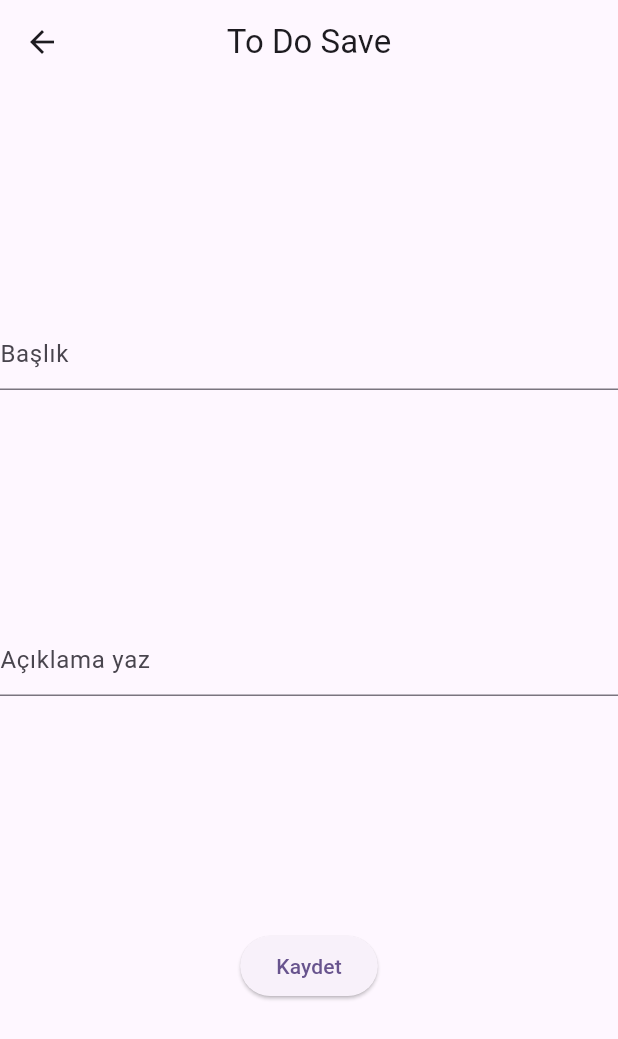
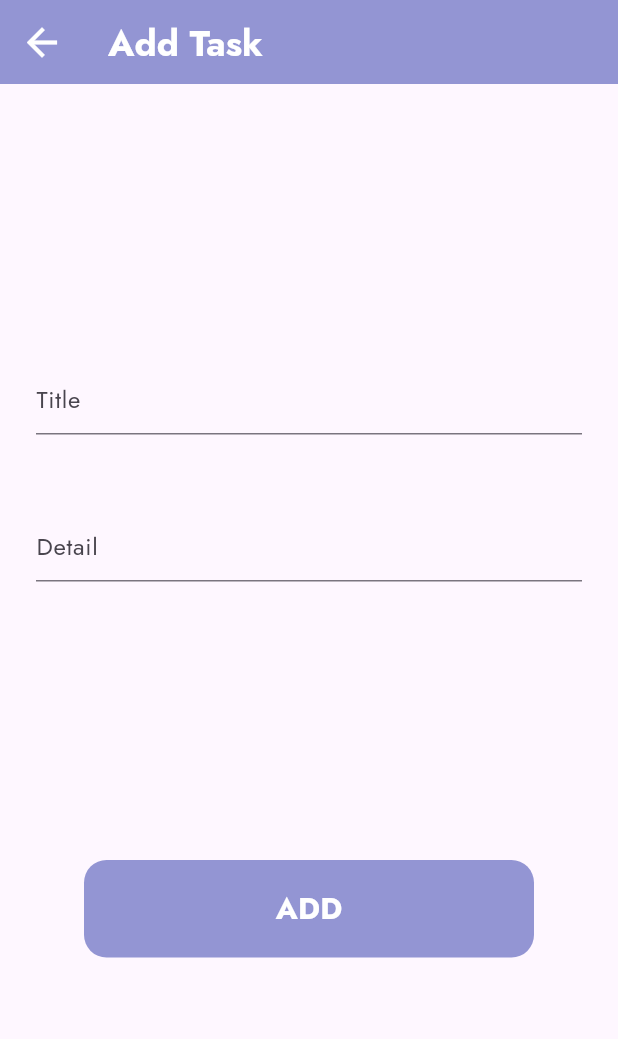
Before and after one commit to hakanbaysal20/TODOApp, a Flutter app: the Registration screen opened directly, on a phone screen of 412 x 824 dp. Shown: the top 1039 px of the screen. Run offline on Flutter 3.47's test engine with Material 3 defaults, Android fonts, the phone set to English and light mode, and no system bars; our stand-ins replace flutter_bloc, sqflite; accounts and stored records are empty.

Commit message:
design improved

```diff
--- /dev/null
+++ b/to_do_app/lib/constants/color_constants.dart
@@ -0,0 +1,11 @@
+import 'dart:ui';
+
+import 'package:flutter/material.dart';
+
+class ColorConstants{
+
+  static const Color primaryColor = Color(0xFF9395D3);
+  static const Color primaryColorLight = Color(0xFFB3B7EE);
+  static const Color white = Colors.white;
+
+}
--- a/to_do_app/lib/ui/views/registration.dart
+++ b/to_do_app/lib/ui/views/registration.dart
@@ -1,5 +1,6 @@
 import 'package:flutter/material.dart';
 import 'package:flutter_bloc/flutter_bloc.dart';
+import 'package:to_do_app/constants/color_constants.dart';
 import 'package:to_do_app/ui/bloc/registration_cubit.dart';
 
 
@@ -16,24 +17,48 @@ class _RegistrationState extends State<Registration> {
   @override
   Widget build(BuildContext context) {
     return Scaffold(
-      appBar: AppBar(title: const Text("To Do Save"),centerTitle: true,),
+      appBar: AppBar(
+        backgroundColor: ColorConstants.primaryColor,
+        title: const Text("Add Task",style: TextStyle(fontFamily: 'Jost',color: ColorConstants.white,fontSize: 24,fontWeight: FontWeight.bold),),
+        leading: IconButton(onPressed: () {
+          Navigator.pop(context);
+
+        }, icon: const Icon(Icons.arrow_back,size: 30,color: Colors.white,)),
+      ),
       body: Column(
         mainAxisAlignment: MainAxisAlignment.spaceEvenly,
         children: [
-          TextField(
-            controller: tfName,
-            decoration: const InputDecoration(hintText: "Başlık"),
+          Padding(
+            padding: const EdgeInsets.only(left: 24,right: 24),
+            child: Column(
+              children: [
+                TextField(
+                  maxLines: null,
+                  controller: tfName,
+                  decoration: const InputDecoration(hintText: "Title",hintStyle: TextStyle(fontFamily: 'Jost')),
+                ),
+                const SizedBox(height: 50),
+                TextField(
+                  maxLines: null,
+                  controller: tfDescription,
+                  decoration: const InputDecoration(hintText: "Detail",hintStyle: TextStyle(fontFamily: 'Jost')),
+                ),
+              ],
+            ),
+          ),
 
-          ),
-          TextField(
-            controller: tfDescription,
-            decoration: const InputDecoration(hintText: "Açıklama yaz"),
-          ),
-          ElevatedButton(onPressed: () {
-            context.read<RegistrationCubit>().saveToDo(tfName.text, tfDescription.text);
-          }, child: const Text("Kaydet")),
+              SizedBox(
+                width: 300,
+                height: 65,
+                child: TextButton(onPressed: () {
+                 context.read<RegistrationCubit>().saveToDo(tfName.text, tfDescription.text);
+                }, style: TextButton.styleFrom(backgroundColor: ColorConstants.primaryColor,shape: const RoundedRectangleBorder(borderRadius: BorderRadius.all(Radius.circular(15)))),
+
+                    child: const Text("ADD",style: TextStyle(fontFamily: 'Jost',fontWeight: FontWeight.bold,fontSize: 20,color: ColorConstants.white),)),
+              ),
         ],
       ),
+
     );
   }
 }
--- a/to_do_app/pubspec.yaml
+++ b/to_do_app/pubspec.yaml
@@ -62,6 +62,10 @@ flutter:
   # included with your application, so that you can use the icons in
   # the material Icons class.
   uses-material-design: true
+  fonts:
+    - family: Jost
+      fonts:
+        - asset: fonts/Jost.ttf
 
   # To add assets to your application, add an assets section, like this:
   # assets:
```
Also changed, not shown: to_do_app/lib/ui/views/details.dart (+42 -7 lines), to_do_app/lib/ui/views/home.dart (+34 -22 lines), to_do_app/fonts/Jost.ttf (added).
